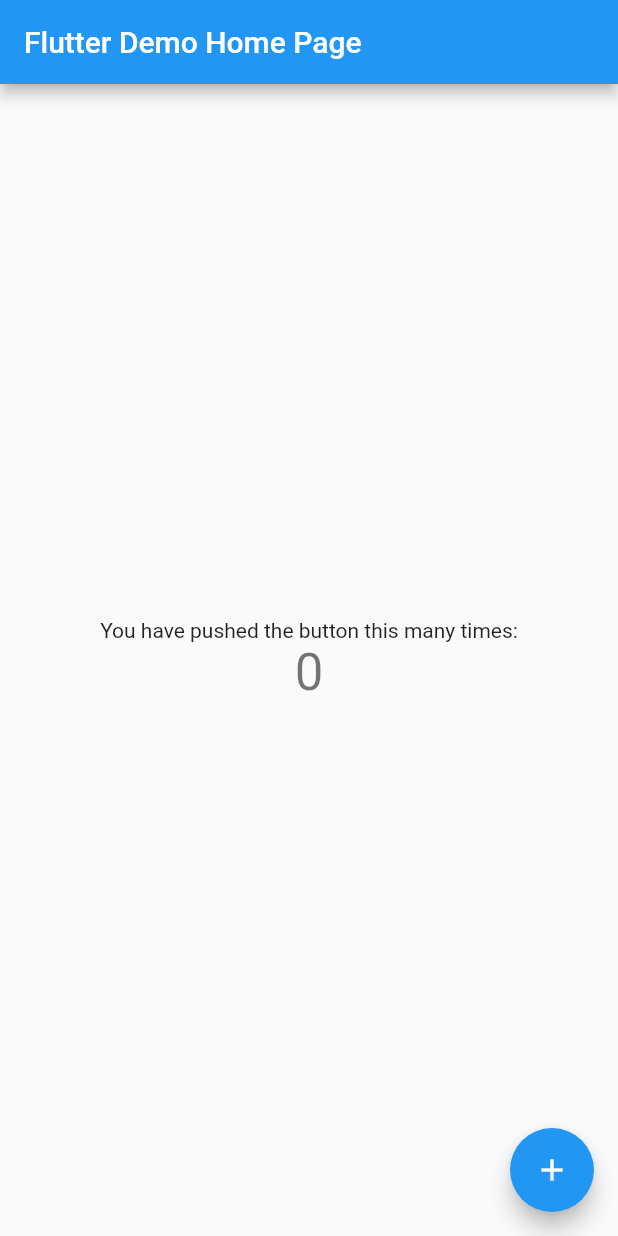
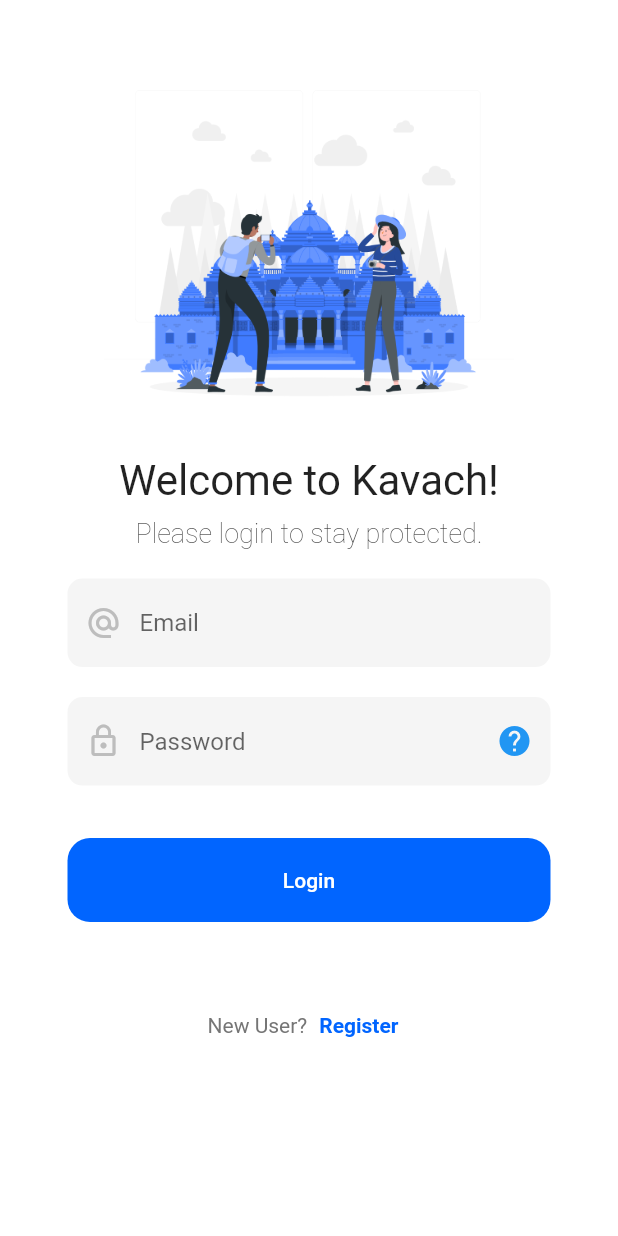
Before and after one commit to theamankumarsingh/tourist_app, a Flutter app: the screen it shows after launch, on a phone screen of 412 x 824 dp. Run offline on Flutter 3.47's test engine with Material 2 defaults, Android fonts, the phone set to English and light mode, and no system bars; Roboto replaces fonts that are missing (OpenSans).

Commit message:
WIP: login screen

```diff
--- /dev/null
+++ b/lib/Screens/login_screen.dart
@@ -0,0 +1,226 @@
+import 'dart:async';
+import 'package:flutter/material.dart';
+import 'package:flutter/services.dart';
+
+class Login extends StatefulWidget {
+  var photos = ['Assets/Traveling-rafiki.png','Assets/Ahmedabad-rafiki.png','Assets/Agra-rafiki.png','Assets/Tour guide-rafiki.png'];
+
+  Login({Key? key}) : super(key: key);
+
+  @override
+  _LoginState createState() => _LoginState();
+}
+
+class _LoginState extends State<Login> {
+  FocusNode focusEmail = FocusNode();
+  FocusNode focusPass = FocusNode();
+
+  int _image=0;
+  var _timer;
+
+  @override
+  void initState() {
+    _timer = Timer.periodic(Duration(seconds: 7), (Timer t) {
+      setState(() {
+        _image = (_image + 1) % widget.photos.length;
+      });
+    });
+    super.initState();
+  }
+
+  @override
+  Widget build(BuildContext context) {
+    SystemChrome.setSystemUIOverlayStyle(const SystemUiOverlayStyle(
+      statusBarColor: Colors.transparent,
+      statusBarIconBrightness: Brightness.light,
+    ));
+    return GestureDetector(
+      onTap: (){FocusManager.instance.primaryFocus?.unfocus(); setState(() {
+      });},
+      child: Scaffold(
+          resizeToAvoidBottomInset: false,
+          backgroundColor: Colors.white,
+          body: SafeArea(
+            child: Container(
+              margin: const EdgeInsets.only(left:45, right: 45, top:30, bottom: 30),
+              child: Column(
+                crossAxisAlignment: CrossAxisAlignment.center,
+                children: [
+                  FractionallySizedBox(
+                    alignment: Alignment.topCenter,
+                    widthFactor: 0.85,
+                    child:slideshow()
+                  ),
+                  Container(
+                    alignment: Alignment.center,
+                    child: const Text(
+                      'Welcome to Kavach!',
+                      style: TextStyle(
+                        fontFamily: 'OpenSans',
+                        fontSize: 28,
+                        fontWeight: FontWeight.normal,
+                      ),
+                    ),
+                  ),
+                  const SizedBox(
+                    height: 8,
+                  ),
+                  Container(
+                    alignment: Alignment.center,
+                    child: const Text(
+                      'Please login to stay protected.',
+                      style: TextStyle(
+                        fontFamily: 'OpenSans',
+                        fontSize: 18,
+                        fontWeight: FontWeight.w100,
+                      ),
+                    ),
+                  ),
+                  const SizedBox(
+                    height: 20,
+                  ),
+                  Container(
+                    child: TextField(
+                      onTap: (){setState(() {
+                      });},
+                      focusNode: focusEmail,
+                      keyboardType: TextInputType.visiblePassword,
+                      textInputAction: TextInputAction.done,
+                      style: const TextStyle(
+                        color: Colors.black,
+                        fontFamily: 'OpenSans',
+                      ),
+                      decoration: InputDecoration(
+                        filled: true,
+                        fillColor: Colors.grey.shade100,
+                        enabledBorder: OutlineInputBorder(
+                            borderRadius: BorderRadius.circular(10),
+                            borderSide: BorderSide.none,
+                        ),
+                        focusedBorder: OutlineInputBorder(
+                            borderSide: BorderSide(
+                              color: Theme.of(context).primaryColor,
+                            )
+                        ),
+                        prefixIcon: Icon(
+                          Icons.alternate_email,
+                          color: focusEmail.hasFocus ? Theme.of(context).primaryColor : Colors.grey.shade400,
+                        ),
+                        hintText: 'Email',
+                      ),
+                    ),
+                  ),
+                  const SizedBox(
+                    height: 20,
+                  ),
+                  Container(
+                    child: TextField(
+                      onTap: (){setState(() {
+                      });},
+                      focusNode: focusPass,
+                      keyboardType: TextInputType.visiblePassword,
+                      textInputAction: TextInputAction.done,
+                      obscureText: true,
+                      style: const TextStyle(
+                        color: Colors.black,
+                        fontFamily: 'OpenSans',
+                      ),
+                      decoration: InputDecoration(
+                        filled: true,
+                        fillColor: Colors.grey.shade100,
+                        enabledBorder: OutlineInputBorder(
+                          borderRadius: BorderRadius.circular(10),
+                          borderSide: BorderSide.none,
+                        ),
+                        focusedBorder: OutlineInputBorder(
+                            borderSide: BorderSide(
+                              color: Theme.of(context).primaryColor,
+                            )
+                        ),
+                        prefixIcon: Icon(
+                          Icons.lock_outline,
+                          color: focusPass.hasFocus ? Theme.of(context).primaryColor : Colors.grey.shade400,
+                        ),
+                        suffixIcon: IconButton(
+                          icon: Icon(
+                            Icons.help,
+                            color: Theme.of(context).primaryColor,
+                          ), onPressed: () {  },
+                        ),
+                        hintText: 'Password',
+                      ),
+                    ),
+                  ),
+                  const SizedBox(
+                    height: 35,
+                  ),
+                  Container(
+                    width: double.infinity,
+                    child: ElevatedButton(onPressed: (){},
+                      child: const Text('Login'),
+                      style: ButtonStyle(
+                          elevation: MaterialStateProperty.all(0),
+                          backgroundColor: MaterialStateProperty.all(const Color(0xff0165ff)),
+                          padding: MaterialStateProperty.all(const EdgeInsets.symmetric(horizontal: 50, vertical: 20)),
+                          shape: MaterialStateProperty.all<RoundedRectangleBorder>(
+                              RoundedRectangleBorder(
+                                borderRadius: BorderRadius.circular(15.0),
+                              )
+                          )
+                      ),
+                    ),
+                  ),
+                  const SizedBox(
+                    height: 25,
+                  ),
+                  const SizedBox(
+                    height: 20,
+                  ),
+                  Row(
+                    mainAxisAlignment: MainAxisAlignment.center,
+                    children: [ Text('New User?',
+                      style: TextStyle(
+                        fontSize: 14,
+                        color: Colors.grey.shade600,
+                        fontWeight: FontWeight.normal,
+                      ),
+                    ),  TextButton(
+                      onPressed: () {  },
+                      child: const Text('Register',
+                        style: TextStyle(
+                          fontSize: 14,
+                          color: Color(0xff0165ff),
+                          fontWeight: FontWeight.bold,
+                        ),
+                      ),
+                    ),
+                    ],
+                  ),
+                ],
+              ),
+            ),
+          )
+      ),
+    );
+  }
+
+  //fix
+  Widget slideshow()
+  {
+    var prev=_image-1;
+    if(_image==0) {
+      prev = 3;
+    }
+    print("$_image $prev");
+    setState(() {
+
+    });
+    return Stack(children: [AnimatedOpacity(opacity: 0,
+        duration: const Duration(milliseconds: 1000),
+        child: Image.asset(widget.photos[prev])),
+      AnimatedOpacity(opacity: 1,
+          duration: const Duration(milliseconds: 1000),
+          child: Image.asset(widget.photos[_image]))
+    ]);
+  }
+}
--- a/lib/main.dart
+++ b/lib/main.dart
@@ -1,115 +1,49 @@
 import 'package:flutter/material.dart';
+import 'package:tourist_app/Screens/login_screen.dart';
 
 void main() {
   runApp(const MyApp());
 }
 
-class MyApp extends StatelessWidget {
+class MyApp extends StatefulWidget {
   const MyApp({Key? key}) : super(key: key);
 
+  @override
+  _MyAppState createState() => _MyAppState();
+  static _MyAppState? of(BuildContext context) =>
+      context.findAncestorStateOfType<_MyAppState>();
+}
+
+class _MyAppState extends State<MyApp> {
+  ThemeMode _themeMode = ThemeMode.system;
   // This widget is the root of your application.
   @override
   Widget build(BuildContext context) {
     return MaterialApp(
-      title: 'Flutter Demo',
+      title: 'Kavach',
       theme: ThemeData(
-        // This is the theme of your application.
-        //
-        // Try running your application with "flutter run". You'll see the
-        // application has a blue toolbar. Then, without quitting the app, try
-        // changing the primarySwatch below to Colors.green and then invoke
-        // "hot reload" (press "r" in the console where you ran "flutter run",
-        // or simply save your changes to "hot reload" in a Flutter IDE).
-        // Notice that the counter didn't reset back to zero; the application
-        // is not restarted.
-        primarySwatch: Colors.blue,
+        colorScheme: ColorScheme.fromSwatch(
+          primarySwatch: Colors.blue,
+        ).copyWith(
+          brightness: Brightness.light,
+          secondary: Colors.blueAccent,
+        ),
       ),
-      home: const MyHomePage(title: 'Flutter Demo Home Page'),
+      darkTheme: ThemeData(
+        colorScheme: ColorScheme.fromSwatch(
+          primarySwatch: Colors.purple,
+        ).copyWith(
+          brightness: Brightness.dark,
+          secondary: Colors.purpleAccent,
+        ),
+      ),
+      themeMode: _themeMode,
+      home: Login(),
     );
   }
-}
-
-class MyHomePage extends StatefulWidget {
-  const MyHomePage({Key? key, required this.title}) : super(key: key);
-
-  // This widget is the home page of your application. It is stateful, meaning
-  // that it has a State object (defined below) that contains fields that affect
-  // how it looks.
-
-  // This class is the configuration for the state. It holds the values (in this
-  // case the title) provided by the parent (in this case the App widget) and
-  // used by the build method of the State. Fields in a Widget subclass are
-  // always marked "final".
-
-  final String title;
-
-  @override
-  State<MyHomePage> createState() => _MyHomePageState();
-}
-
-class _MyHomePageState extends State<MyHomePage> {
-  int _counter = 0;
-
-  void _incrementCounter() {
+  void changeTheme(ThemeMode themeMode) {
     setState(() {
-      // This call to setState tells the Flutter framework that something has
-      // changed in this State, which causes it to rerun the build method below
-      // so that the display can reflect the updated values. If we changed
-      // _counter without calling setState(), then the build method would not be
-      // called again, and so nothing would appear to happen.
-      _counter++;
+      _themeMode = themeMode;
     });
   }
-
-  @override
-  Widget build(BuildContext context) {
-    // This method is rerun every time setState is called, for instance as done
-    // by the _incrementCounter method above.
-    //
-    // The Flutter framework has been optimized to make rerunning build methods
-    // fast, so that you can just rebuild anything that needs updating rather
-    // than having to individually change instances of widgets.
-    return Scaffold(
-      appBar: AppBar(
-        // Here we take the value from the MyHomePage object that was created by
-        // the App.build method, and use it to set our appbar title.
-        title: Text(widget.title),
-      ),
-      body: Center(
-        // Center is a layout widget. It takes a single child and positions it
-        // in the middle of the parent.
-        child: Column(
-          // Column is also a layout widget. It takes a list of children and
-          // arranges them vertically. By default, it sizes itself to fit its
-          // children horizontally, and tries to be as tall as its parent.
-          //
-          // Invoke "debug painting" (press "p" in the console, choose the
-          // "Toggle Debug Paint" action from the Flutter Inspector in Android
-          // Studio, or the "Toggle Debug Paint" command in Visual Studio Code)
-          // to see the wireframe for each widget.
-          //
-          // Column has various properties to control how it sizes itself and
-          // how it positions its children. Here we use mainAxisAlignment to
-          // center the children vertically; the main axis here is the vertical
-          // axis because Columns are vertical (the cross axis would be
-          // horizontal).
-          mainAxisAlignment: MainAxisAlignment.center,
-          children: <Widget>[
-            const Text(
-              'You have pushed the button this many times:',
-            ),
-            Text(
-              '$_counter',
-              style: Theme.of(context).textTheme.headline4,
-            ),
-          ],
-        ),
-      ),
-      floatingActionButton: FloatingActionButton(
-        onPressed: _incrementCounter,
-        tooltip: 'Increment',
-        child: const Icon(Icons.add),
-      ), // This trailing comma makes auto-formatting nicer for build methods.
-    );
-  }
 }
--- a/pubspec.yaml
+++ b/pubspec.yaml
@@ -62,6 +62,9 @@ flutter:
   #   - images/a_dot_burr.jpeg
   #   - images/a_dot_ham.jpeg
 
+  assets:
+    - Assets/
+
   # An image asset can refer to one or more resolution-specific "variants", see
   # https://flutter.dev/assets-and-images/#resolution-aware.
 
```
Also changed, not shown: Assets/Agra-rafiki.png (added), Assets/Ahmedabad-rafiki.png (added), Assets/Tour guide-rafiki.png (added), Assets/Traveling-rafiki.png (added), Assets/icons8-shield-100.png (added).
